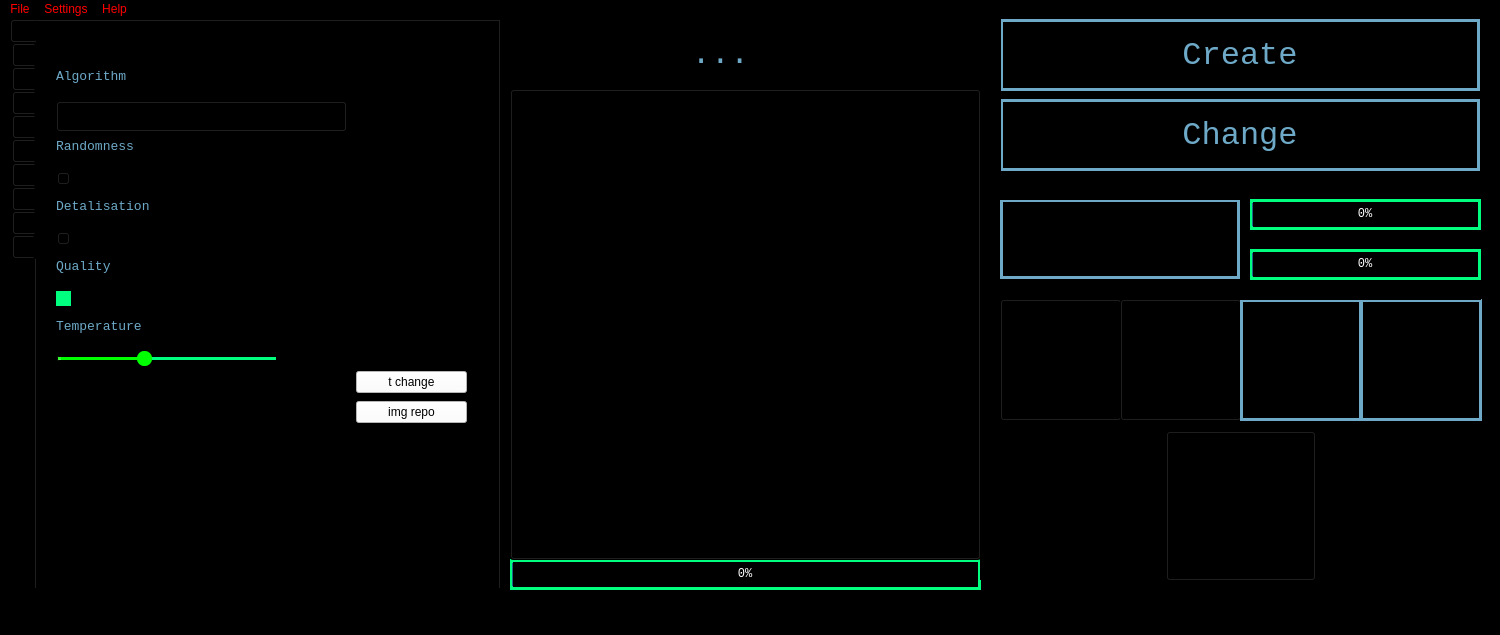
Above: mainwindow.ui from Nikita-080/God-of-pixels-3 before the change. Below: the same form after it.
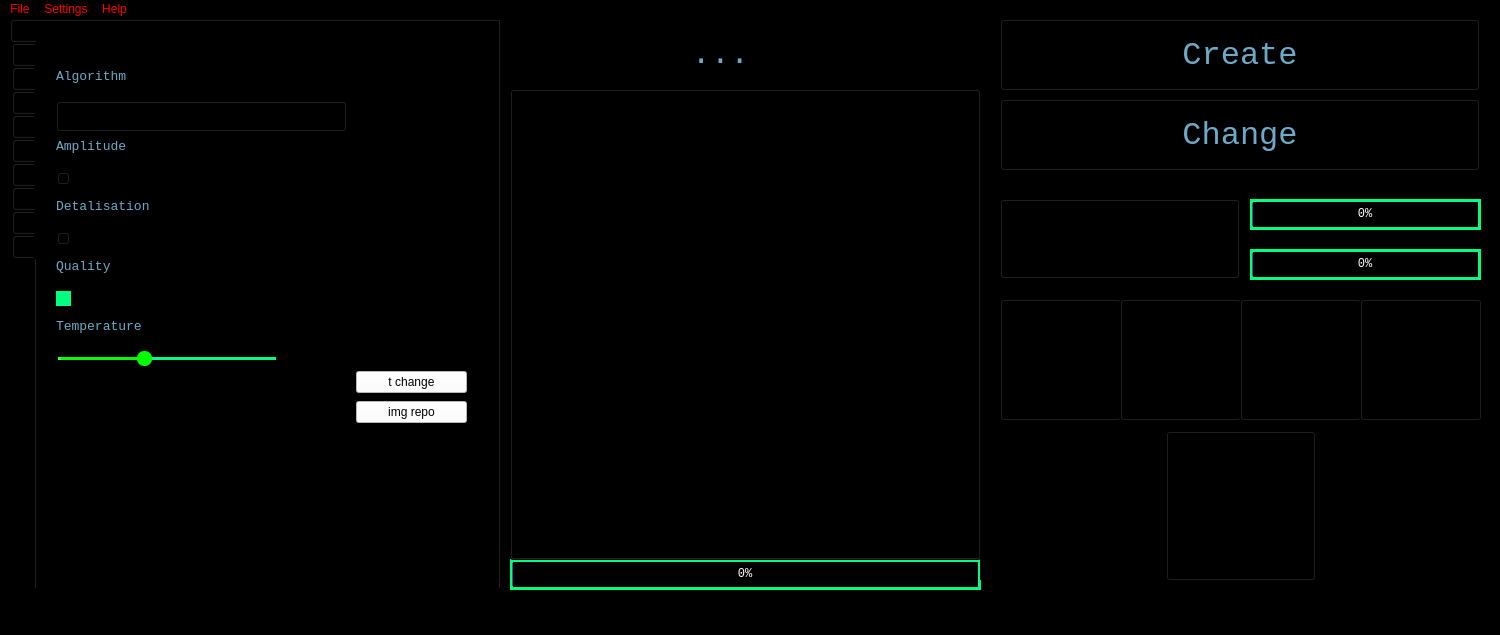
That is the form after the change.

Diff of the .ui file:
```diff
--- a/mainwindow.ui
+++ b/mainwindow.ui
@@ -296,10 +296,7 @@
      </font>
     </property>
     <property name="styleSheet">
-     <string notr="true">border-width: 3px;
-border-style: solid;
-border-color: rgb(110, 170, 200);
-</string>
+     <string notr="true"/>
     </property>
     <property name="text">
      <string>Create</string>
@@ -439,9 +436,7 @@
      </font>
     </property>
     <property name="styleSheet">
-     <string notr="true">border-width: 3px;
-border-style: solid;
-border-color: rgb(110, 170, 200);</string>
+     <string notr="true"/>
     </property>
     <property name="text">
      <string>Change</string>
@@ -1244,7 +1239,7 @@
        </font>
       </property>
       <property name="text">
-       <string>Randomness</string>
+       <string>Amplitude</string>
       </property>
      </widget>
      <widget class="QSlider" name="horizontalSlider_2">
@@ -7497,9 +7492,7 @@
      </rect>
     </property>
     <property name="styleSheet">
-     <string notr="true">border-width: 3px;
-border-style: solid;
-border-color: rgb(110, 170, 200);</string>
+     <string notr="true"/>
     </property>
     <property name="text">
      <string/>
@@ -7521,9 +7514,7 @@
      </rect>
     </property>
     <property name="styleSheet">
-     <string notr="true">border-width: 3px;
-border-style: solid;
-border-color: rgb(110, 170, 200);</string>
+     <string notr="true"/>
     </property>
     <property name="text">
      <string/>
@@ -7550,9 +7541,7 @@
      </font>
     </property>
     <property name="styleSheet">
-     <string notr="true">border-width: 3px;
-border-style: solid;
-border-color: rgb(110, 170, 200);</string>
+     <string notr="true"/>
     </property>
     <property name="text">
      <string/>
```
Left out of the diff: 18 changed lines with no effect on the pictures.
